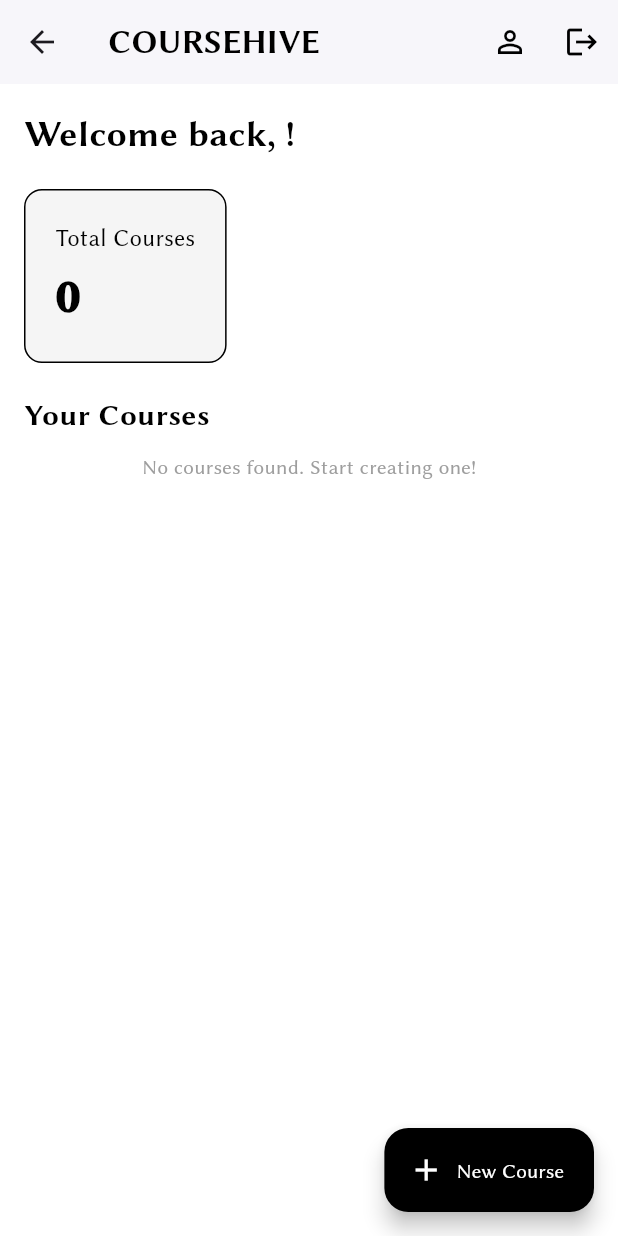
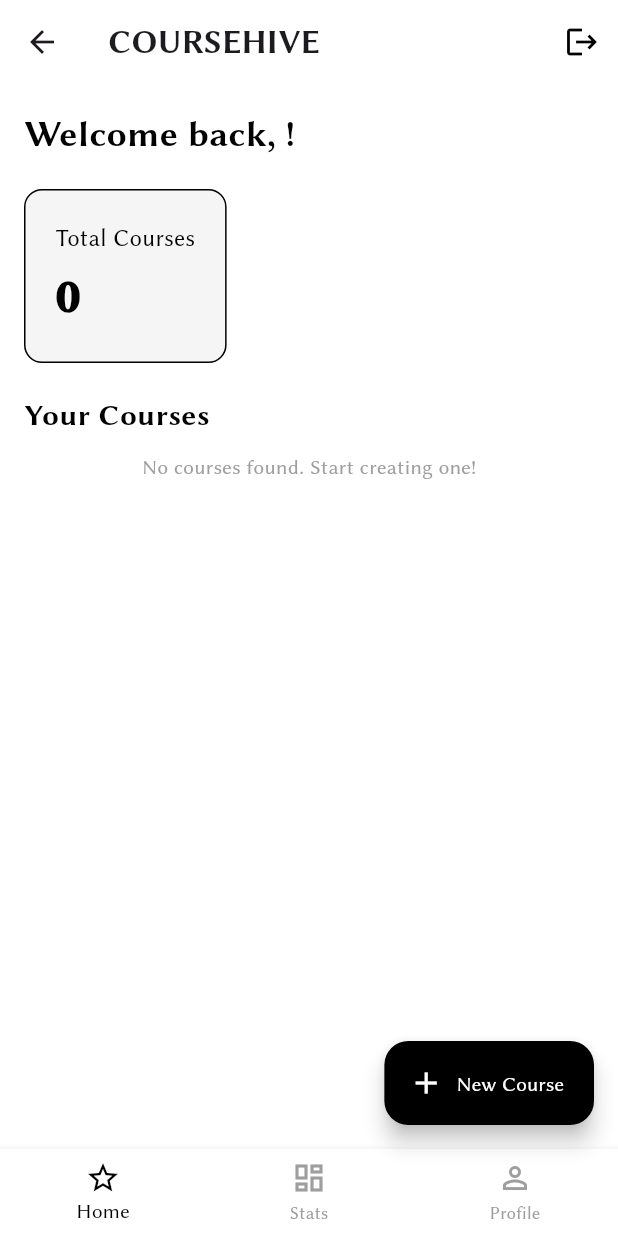
Before and after one commit to POOJAELANGO03/ZENTASK, a Flutter app: the TrainerDashboardScreen screen opened directly, on a phone screen of 412 x 824 dp. Run offline on Flutter 3.47's test engine with Material 3 defaults, Android fonts, the phone set to English and light mode, and no system bars; our stand-ins replace cloud_firestore, firebase_auth, firebase_core, flutter_riverpod, google_sign_in, rxdart; accounts and stored records are empty.

Commit message:
Fix: trainer module

```diff
--- a/lib/modules/course/view/trainer_dashboard_screen.dart
+++ b/lib/modules/course/view/trainer_dashboard_screen.dart
@@ -1,44 +1,114 @@
-
+// lib/modules/course/view/trainer_dashboard_screen.dart (ALTERED - Black/White Bottom Navigation)
 
 import 'package:flutter/material.dart';
 import 'package:flutter_riverpod/flutter_riverpod.dart';
 
-// 🔑 FIX 1: Correct imports for course components
 import '../../../providers.dart';
 import '../../auth/viewmodel/auth_state_view_model.dart';
 import '../viewmodel/trainer_course_viewmodel.dart';
-import '../model/course_model.dart'; // FIX: Found CourseModel
-// 🔑 FIX 2: Found CourseCreationScreen (assuming it is in the same view folder)
+import '../model/course_model.dart';
 import 'course_creation_screen.dart';
+import 'course_edit_screen.dart';
 import 'trainer_profile_screen.dart';
+import 'package:firebase_auth/firebase_auth.dart'; // Import for signOut logic
 
-class TrainerDashboardScreen extends ConsumerWidget {
+// --- 1. Dashboard Wrapper (Stateful for Navigation) ---
+
+class TrainerDashboardScreen extends ConsumerStatefulWidget {
   const TrainerDashboardScreen({super.key});
+
+  @override
+  ConsumerState<TrainerDashboardScreen> createState() => _TrainerDashboardScreenState();
+}
+
+class _TrainerDashboardScreenState extends ConsumerState<TrainerDashboardScreen> {
+  int _currentIndex = 0;
+
+  // List of screens for the Bottom Navigation Bar
+  final List<Widget> _screens = [
+    const TrainerDashboardView(), // Home/Course List View
+    const TrainerStatsView(),     // Placeholder for Statistics/Analytics
+    const TrainerProfileScreen(), // Profile View
+  ];
+
+  @override
+  Widget build(BuildContext context) {
+    return Scaffold(
+      // The overall Scaffold background is white
+      backgroundColor: Colors.white,
+
+      body: _screens[_currentIndex], // Display the current screen
+
+      // Floating Action Button for Course Creation
+      floatingActionButton: _currentIndex == 0
+          ? FloatingActionButton.extended(
+              onPressed: () {
+                Navigator.push(context, MaterialPageRoute(builder: (_) => const CourseCreationScreen()));
+              },
+              label: const Text('New Course', style: TextStyle(color: Colors.white)),
+              icon: const Icon(Icons.add, color: Colors.white),
+              backgroundColor: Colors.black, // Black button
+            )
+          : null,
+
+      // 🔑 Bottom Navigation Bar Implementation (Black and White Theme)
+      bottomNavigationBar: BottomNavigationBar(
+        currentIndex: _currentIndex,
+        onTap: (index) {
+          setState(() {
+            _currentIndex = index;
+          });
+        },
+        // --- B&W THEME SETTINGS ---
+        backgroundColor: Colors.white,
+        selectedItemColor: Colors.black, // 🔑 ACTIVE ICON/TEXT IS BLACK
+        unselectedItemColor: Colors.grey.shade500, // Inactive icon/text is gray
+        type: BottomNavigationBarType.fixed, // Ensure all items are visible
+        elevation: 5,
+        items: const [
+          BottomNavigationBarItem(
+            icon: Icon(Icons.star_outline),
+            label: 'Home',
+          ),
+          BottomNavigationBarItem(
+            icon: Icon(Icons.dashboard_outlined),
+            label: 'Stats',
+          ),
+          BottomNavigationBarItem(
+            icon: Icon(Icons.person_outline),
+            label: 'Profile',
+          ),
+        ],
+      ),
+    );
+  }
+}
+
+// --- 2. Trainer Course List View (The original Dashboard body) ---
+
+class TrainerDashboardView extends ConsumerWidget {
+  const TrainerDashboardView({super.key});
 
   @override
   Widget build(BuildContext context, WidgetRef ref) {
     final state = ref.watch(trainerCourseViewModelProvider);
     final userState = ref.watch(authStateViewModelProvider);
 
-    // FIX 3: Use the null-aware operator '??' to safely assign a default value
     final String trainerName = userState.maybeWhen(
       data: (userModel) => userModel?.email?.split('@').first ?? 'Trainer',
       orElse: () => 'Trainer',
     );
 
-    return Scaffold(
-      backgroundColor: Colors.white,
-      appBar: AppBar(
-        title: const Text('COURSEHIVE', style: TextStyle(color: Colors.black, fontWeight: FontWeight.bold)),
+    return CustomScrollView(
+      slivers: [
+        // Custom AppBar that supports the B&W theme
+        SliverAppBar(
+          title: const Text('COURSEHIVE', style: TextStyle(fontWeight: FontWeight.bold)),
+          pinned: true,
           backgroundColor: Colors.white,
           elevation: 1,
           actions: [
-          IconButton(
-            icon: const Icon(Icons.person_outline, color: Colors.black),
-            onPressed: () {
-              Navigator.push(context, MaterialPageRoute(builder: (_) => const TrainerProfileScreen()));
-            },
-          ),
+            // Logout button remains, as it's a primary action
             IconButton(
               icon: const Icon(Icons.logout, color: Colors.black),
               onPressed: () {
@@ -48,18 +118,9 @@ class TrainerDashboardScreen extends ConsumerWidget {
           ],
         ),
 
-      floatingActionButton: FloatingActionButton.extended(
-        onPressed: () {
-          // FIX 4: Correctly call the constructor for navigation
-          Navigator.push(context, MaterialPageRoute(builder: (_) => const CourseCreationScreen()));
-        },
-        label: const Text('New Course', style: TextStyle(color: Colors.white)),
-        icon: const Icon(Icons.add, color: Colors.white),
-        backgroundColor: Colors.black,
-      ),
-
-      body: SingleChildScrollView(
-        child: Padding(
+        SliverList(
+          delegate: SliverChildListDelegate([
+            Padding(
               padding: const EdgeInsets.all(16.0),
               child: Column(
                 crossAxisAlignment: CrossAxisAlignment.start,
@@ -80,19 +141,13 @@ class TrainerDashboardScreen extends ConsumerWidget {
                   else if (state.trainerCourses.isEmpty)
                     const Center(child: Text('No courses found. Start creating one!', style: TextStyle(color: Colors.grey)))
                   else
-                ListView.builder(
-                  shrinkWrap: true,
-                  physics: const NeverScrollableScrollPhysics(),
-                  itemCount: state.trainerCourses.length,
-                  itemBuilder: (context, index) {
-                    final course = state.trainerCourses[index];
-                    return _buildCourseCard(context, course);
-                  },
-                ),
+                    ...state.trainerCourses.map((course) => _buildCourseCard(context, course)).toList(),
                 ],
               ),
             ),
+          ]),
         ),
+      ],
     );
   }
 
@@ -125,11 +180,52 @@ class TrainerDashboardScreen extends ConsumerWidget {
         leading: const Icon(Icons.view_list_sharp, color: Colors.black),
         title: Text(course.title, style: const TextStyle(fontWeight: FontWeight.bold, color: Colors.black)),
         subtitle: Text('${course.category} | ${course.lessonCount} Lessons', style: TextStyle(color: Colors.grey.shade700)),
-        trailing: Text('\$${course.price.toStringAsFixed(2)}', style: const TextStyle(fontWeight: FontWeight.w600, color: Colors.black)),
+        trailing: const Icon(Icons.edit, color: Colors.black), // Show edit icon
         onTap: () {
-          // TODO: Navigate to Edit/Manage Course Screen
+          // Navigate to the Course Edit Screen
+          Navigator.push(
+            context,
+            MaterialPageRoute(builder: (context) => CourseEditScreen(course: course)),
+          );
         },
       ),
     );
   }
 }
+
+
+// --- 3. Trainer Statistics View (Placeholder) ---
+
+class TrainerStatsView extends StatelessWidget {
+  const TrainerStatsView({super.key});
+
+  @override
+  Widget build(BuildContext context) {
+    return Scaffold(
+      appBar: AppBar(
+        title: const Text('Statistics & Analytics', style: TextStyle(color: Colors.black)),
+        backgroundColor: Colors.white,
+        elevation: 1,
+      ),
+      backgroundColor: Colors.white,
+      body: const Center(
+        child: Column(
+          mainAxisAlignment: MainAxisAlignment.center,
+          children: [
+            Icon(Icons.bar_chart_outlined, size: 80, color: Colors.black),
+            SizedBox(height: 20),
+            Text(
+              'Analytics Dashboard (Placeholder)',
+              style: TextStyle(fontSize: 18, color: Colors.black),
+            ),
+            Text(
+              'Coming soon: Detailed Course Statistics and Enrollment Rates.',
+              style: TextStyle(fontSize: 14, color: Colors.grey),
+              textAlign: TextAlign.center,
+            ),
+          ],
+        ),
+      ),
+    );
+  }
+}
```
Also changed, not shown: lib/main.dart (+3 -7 lines), lib/modules/course/service/course_service.dart (+25 -7 lines), lib/modules/course/view/course_edit_screen.dart (added, +150 -0 lines), lib/modules/course/viewmodel/trainer_course_viewmodel.dart (+46 -8 lines). Lines whose indentation alone changed are shown as unchanged.
